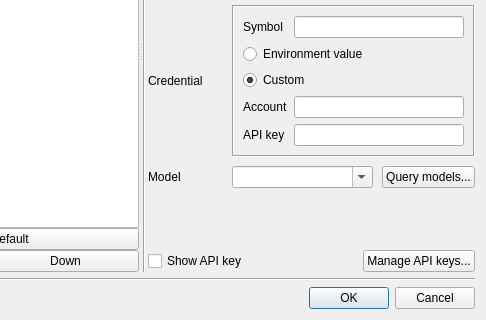
Before: the Qt Designer form src/SelectAiModelDialog.ui in soramimi/Guitar, drawn with Qt 5; both pictures show x 166 to 652 and y 182 to 502 of the 652 by 502 pixel window.
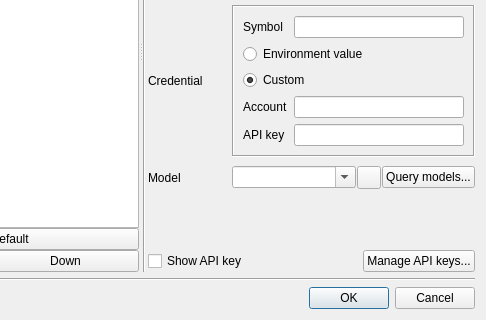
After: the same form once the commit is applied. Icons and pictures are not drawn.

Commit message: Add vault backend and empty PIN settings, Kilo Gateway provider, and model name copy button

```diff
--- a/src/SelectAiModelDialog.ui
+++ b/src/SelectAiModelDialog.ui
@@ -357,6 +357,9 @@
            </item>
            <item row="5" column="1">
             <layout class="QHBoxLayout" name="horizontalLayout_3">
+             <property name="spacing">
+              <number>1</number>
+             </property>
              <item>
               <widget class="QComboBox" name="comboBox_model">
                <property name="sizePolicy">
@@ -370,6 +373,17 @@
                </property>
               </widget>
              </item>
+             <item>
+              <widget class="QToolButton" name="toolButton_copy_model_name">
+               <property name="text">
+                <string/>
+               </property>
+               <property name="icon">
+                <iconset resource="resources/resources.qrc">
+                 <normaloff>:/image/copy.svg</normaloff>:/image/copy.svg</iconset>
+               </property>
+              </widget>
+             </item>
              <item>
               <widget class="QPushButton" name="pushButton_query_models">
                <property name="text">
```
Left out of the diff: 6 changed lines with no effect on the pictures. The commit also changes 27 other files.
